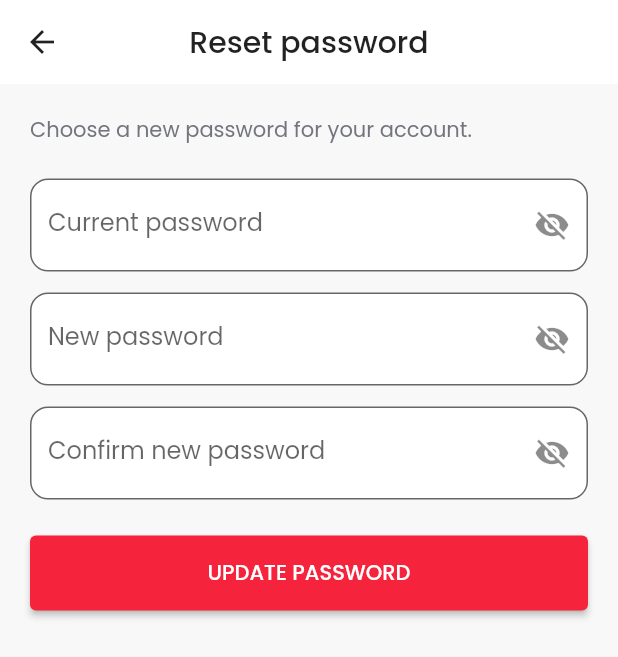
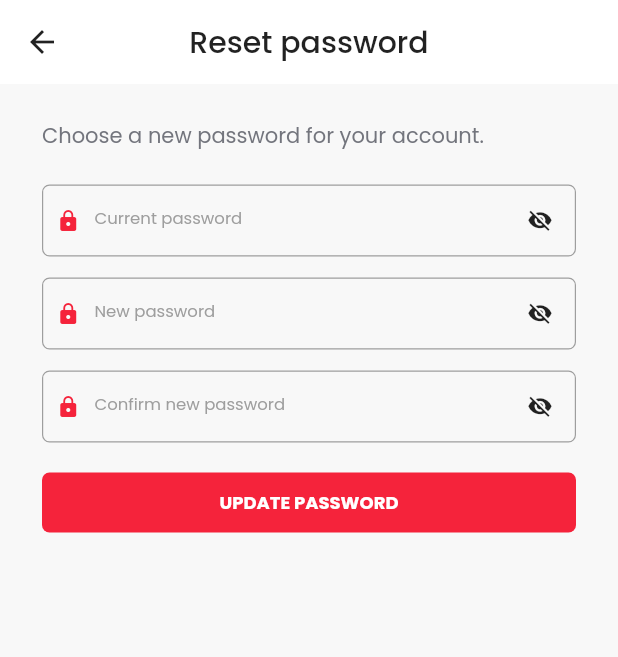
Before and after one commit to oeungrotha11/flutter_foodie, a Flutter app: the ChangePasswordScreen screen opened directly, on a phone screen of 412 x 824 dp. Shown: the top 657 px of the screen. Run offline on Flutter 3.47's test engine with Material 3 defaults, Android fonts, the light colour scheme and no system bars; our stand-ins replace carousel_slider, device_preview, flutter_svg, intl_phone_field, lottie, shared_preferences and 1 more; accounts and stored records are empty; network calls fail.

Commit message:
Match reset password form styling to login and register

```diff
--- a/lib/screens/change_password_screen.dart
+++ b/lib/screens/change_password_screen.dart
@@ -75,7 +75,7 @@ class _ChangePasswordScreenState extends State<ChangePasswordScreen> {
     body: Form(
       key: _formKey,
       child: ListView(
-        padding: const EdgeInsets.all(20),
+        padding: const EdgeInsets.symmetric(horizontal: 28, vertical: 24),
         children: [
           const Text(
             'Choose a new password for your account.',
@@ -109,14 +109,20 @@ class _ChangePasswordScreenState extends State<ChangePasswordScreen> {
                 ? 'Passwords do not match'
                 : null,
           ),
-          const SizedBox(height: 24),
+          const SizedBox(height: 20),
           SizedBox(
-            height: 50,
+            height: 40,
             child: ElevatedButton(
               onPressed: _loading ? null : _submit,
               style: ElevatedButton.styleFrom(
                 backgroundColor: const Color(0xFFF5233B),
                 foregroundColor: Colors.white,
+                disabledBackgroundColor: const Color(0xFFF5233B),
+                disabledForegroundColor: Colors.white,
+                elevation: 0,
+                shape: RoundedRectangleBorder(
+                  borderRadius: BorderRadius.circular(5),
+                ),
               ),
               child: _loading
                   ? const SizedBox.square(
@@ -126,7 +132,13 @@ class _ChangePasswordScreenState extends State<ChangePasswordScreen> {
                         color: Colors.white,
                       ),
                     )
-                  : const Text('UPDATE PASSWORD'),
+                  : const Text(
+                      'UPDATE PASSWORD',
+                      style: TextStyle(
+                        fontSize: 12,
+                        fontWeight: FontWeight.bold,
+                      ),
+                    ),
             ),
           ),
         ],
@@ -153,15 +165,58 @@ class _ChangePasswordScreenState extends State<ChangePasswordScreen> {
     controller: controller,
     obscureText: obscure,
     validator: validator,
+    autovalidateMode: AutovalidateMode.onUserInteractionIfError,
+    style: const TextStyle(fontSize: 12),
     decoration: InputDecoration(
       labelText: label,
-      filled: true,
-      fillColor: Colors.white,
+      hintText: 'Enter ${label.toLowerCase()}',
+      prefixIcon: const Icon(
+        Icons.lock,
+        size: 16,
+        color: Color(0xFFF5233B),
+      ),
       suffixIcon: IconButton(
+        padding: EdgeInsets.zero,
+        constraints: const BoxConstraints(minWidth: 35, minHeight: 35),
+        splashRadius: 18,
         onPressed: toggle,
-        icon: Icon(obscure ? Icons.visibility_off : Icons.visibility),
+        icon: Icon(
+          obscure ? Icons.visibility_off : Icons.visibility,
+          size: 17,
+          color: Colors.black87,
+        ),
       ),
-      border: OutlineInputBorder(borderRadius: BorderRadius.circular(12)),
+      labelStyle: const TextStyle(fontSize: 11, color: Colors.grey),
+      hintStyle: const TextStyle(fontSize: 11, color: Colors.grey),
+      prefixIconConstraints: const BoxConstraints(
+        minWidth: 35,
+        minHeight: 35,
+      ),
+      contentPadding: const EdgeInsets.symmetric(
+        horizontal: 12,
+        vertical: 12,
+      ),
+      errorStyle: const TextStyle(fontSize: 10),
+      border: OutlineInputBorder(
+        borderRadius: BorderRadius.circular(5),
+        borderSide: const BorderSide(color: Colors.grey, width: 0.8),
+      ),
+      enabledBorder: OutlineInputBorder(
+        borderRadius: BorderRadius.circular(5),
+        borderSide: const BorderSide(color: Colors.grey, width: 0.8),
+      ),
+      focusedBorder: OutlineInputBorder(
+        borderRadius: BorderRadius.circular(5),
+        borderSide: const BorderSide(color: Color(0xFFF5233B), width: 1),
+      ),
+      errorBorder: OutlineInputBorder(
+        borderRadius: BorderRadius.circular(5),
+        borderSide: const BorderSide(color: Colors.red, width: 0.8),
+      ),
+      focusedErrorBorder: OutlineInputBorder(
+        borderRadius: BorderRadius.circular(5),
+        borderSide: const BorderSide(color: Colors.red, width: 1),
+      ),
     ),
   );
 }
```
